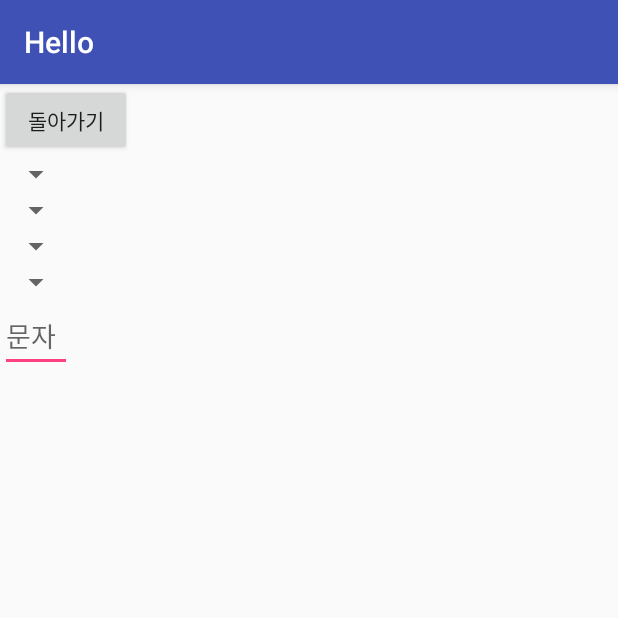
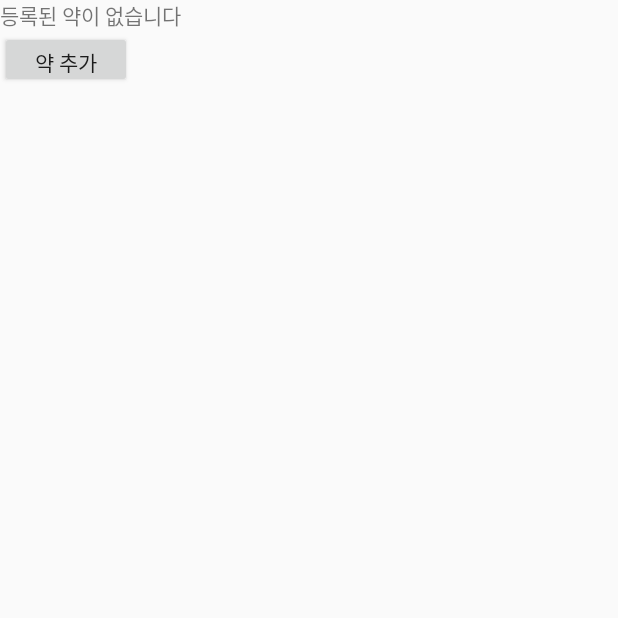
Before and after one commit to newyj94/The-Fianl, an Android app: the NewActivity3 screen opened directly, with no data from a screen before it, on a phone screen of 412 x 824 dp, the top half of it. Run offline under Robolectric (Android 15) with nearby library versions, the phone set to English and light mode, and no system bars.

Commit message:
db조금되는것들

```diff
--- a/app/src/main/AndroidManifest.xml
+++ b/app/src/main/AndroidManifest.xml
@@ -21,6 +21,10 @@
         <activity android:name=".NewActivity3"></activity>
         <activity android:name=".NewActivity4"></activity>
         <activity android:name=".NewActivity5"></activity>
+        <activity android:name=".NewActivity1_3"></activity>
+        <activity android:name=".NewActivity3_1"
+            android:label="@string/act_med_form">
+        </activity>
     </application>
 
 </manifest>
--- /dev/null
+++ b/app/src/main/java/org/androidtown/hello/DBHelper.java
@@ -0,0 +1,22 @@
+package org.androidtown.hello;
+
+
+import android.content.Context;
+import android.database.sqlite.SQLiteDatabase;
+import android.database.sqlite.SQLiteDatabaseCorruptException;
+import android.database.sqlite.SQLiteOpenHelper;
+
+public class DBHelper extends SQLiteOpenHelper{
+    public DBHelper(Context context){
+        super(context,"myDB",null,1);
+    }
+    public void onCreate(SQLiteDatabase data){
+        data.execSQL("CREATE TABLE customer(name TEXT PRIMARY KEY,"+" medicine TEXT AUTO INCREMENT);");
+    }
+    public void onUpgrade(SQLiteDatabase data, int oldVersion, int newVersion){
+        data.execSQL("DROP TABLE IF EXISTS medicine");
+        onCreate(data);
+
+    }
+
+}
--- a/app/src/main/java/org/androidtown/hello/NewActivity.java
+++ b/app/src/main/java/org/androidtown/hello/NewActivity.java
@@ -1,5 +1,6 @@
 package org.androidtown.hello;
 
+import android.content.Intent;
 import android.os.Bundle;
 import android.support.v7.app.AppCompatActivity;
 import android.view.View;
@@ -13,8 +14,9 @@ public class NewActivity extends AppCompatActivity {
         setContentView(R.layout.activity_new);
 
     }
-public void onBackButtonClicked(View v) {
-    Toast.makeText(getApplicationContext(), " 버튼이 눌렸어요.", Toast.LENGTH_LONG).show();
+public void onButton1_3Clicked(View v) {
+    Intent intent = new Intent(getApplicationContext(),NewActivity1_3.class);
+    startActivity(intent);
     finish();
 }
 }
--- a/app/src/main/java/org/androidtown/hello/NewActivity3.java
+++ b/app/src/main/java/org/androidtown/hello/NewActivity3.java
@@ -1,21 +1,78 @@
 package org.androidtown.hello;
 
+import android.app.Activity;
 import android.content.Intent;
+import android.database.Cursor;
+import android.database.sqlite.SQLiteException;
+import android.graphics.Color;
 import android.os.Bundle;
 import android.support.v7.app.AppCompatActivity;
+import android.support.v7.widget.LinearLayoutCompat;
 import android.view.View;
+import android.widget.Button;
+import android.widget.LinearLayout;
+import android.widget.TextView;
 import android.widget.Toast;
+import android.content.Context;
+import android.database.sqlite.SQLiteDatabase;
+import android.database.sqlite.SQLiteDatabaseCorruptException;
+import android.database.sqlite.SQLiteOpenHelper;
 
-public class NewActivity3 extends AppCompatActivity {
+public class NewActivity3 extends Activity implements View.OnClickListener {
 
     @Override
     protected void onCreate(Bundle savedInstanceState) {
         super.onCreate(savedInstanceState);
         setContentView(R.layout.activity_new3);
+         String dbName = "medicine.db";
+        setTitle("내 약정보");
+
+        LinearLayout layout =(LinearLayout) findViewById(R.id.customer);
+        int i = 0;
+        try{
+            DBHelper dbhp = new DBHelper(this);
+            SQLiteDatabase sdb = dbhp.getReadableDatabase();
+            Cursor cursor = sdb.rawQuery("Select name, medicine from customer",null);
+
+            while(cursor.moveToNext()){
+                String name = cursor.getString(0);
+                String medicine = cursor.getString(1);
+
+                TextView tv_list = new TextView(this);
+                tv_list.append(name);
+                tv_list.setTextSize(20);
+                tv_list.setTextColor(Color.rgb(255,255,0));
+                tv_list.setBackgroundColor(Color.rgb(0,0,255));
+                layout.addView(tv_list);
+
+                TextView tv_list2 = new TextView(this);
+
+                tv_list2.append(medicine + "\n");
+                layout.addView(tv_list2);
+                i++;
+            }
+            if(i==0){
+                TextView tv_desc = new TextView(this);
+                tv_desc.append("등록된 약이 없습니다");
+                layout.addView(tv_desc);
+            }
+            cursor.close();
+            dbhp.close();
+        }catch (SQLiteException e) {
+            TextView tv_err = new TextView(this);
+            tv_err.append(e.getMessage());
+            layout.addView(tv_err);
+        }
+        Button btn = (Button)findViewById(R.id.Button_medicine_plus);
+        btn.setOnClickListener(this);
     }
 
-    public void onBackButtonClicked(View v) {
-        Toast.makeText(getApplicationContext(), "돌아가기 버튼이 눌렸어요.", Toast.LENGTH_LONG).show();
+
+    public void onClick(View v) {
+       Intent it = new Intent(this, NewActivity3_1.class);
+        startActivity(it);
         finish();
+
     }
+
 }
--- a/app/src/main/res/layout/activity_main.xml
+++ b/app/src/main/res/layout/activity_main.xml
@@ -22,7 +22,7 @@
         android:layout_gravity="center"
         android:layout_margin="10dp"
         android:onClick="onButton2Clicked"
-        android:text="알람 " />
+        android:text="알람" />
 
     <Button
         android:id="@+id/button3"
--- a/app/src/main/res/layout/activity_new3.xml
+++ b/app/src/main/res/layout/activity_new3.xml
@@ -1,76 +1,24 @@
+<?xml version="1.0" encoding="utf-8"?>
 <LinearLayout xmlns:android="http://schemas.android.com/apk/res/android"
 
-    xmlns:tools="http://schemas.android.com/tools"
     android:layout_width="match_parent"
-    android:layout_height="wrap_content"
-    android:baselineAligned="false"
-    android:orientation="vertical"
-    >
+    android:layout_height="match_parent"
+    android:orientation="vertical">
+
+    <LinearLayout
+        android:id="@+id/customer"
+        android:orientation="vertical"
+        android:layout_width="fill_parent"
+        android:layout_height="wrap_content"
+    ></LinearLayout>
 
     <Button
-        android:id= "@+id/backButton"
+        android:id="@+id/Button_medicine_plus"
         android:layout_width="wrap_content"
-        android:layout_height="wrap_content"
-        android:onClick="onBackButtonClicked"
-        android:text= "돌아가기"
-        tools:ignore="HardcodedText" />
+        android:layout_height="38dp"
+        android:text="약 추가"
+        android:visibility="visible" />
 
-    <TableLayout
-        android:layout_width="match_parent"
-        android:layout_height="match_parent"
-      >
 
-        <TableRow
-            android:layout_width="match_parent"
-            android:layout_height="match_parent" >
 
-            <Spinner
-                android:id="@+id/spinner"
-                android:layout_width="match_parent"
-                android:layout_height="wrap_content" />
-        </TableRow>
-
-        <TableRow
-            android:layout_width="match_parent"
-            android:layout_height="match_parent" >
-
-            <Spinner
-                android:id="@+id/spinner2"
-                android:layout_width="match_parent"
-                android:layout_height="wrap_content" />
-        </TableRow>
-
-        <TableRow
-            android:layout_width="match_parent"
-            android:layout_height="match_parent" >
-
-            <Spinner
-                android:id="@+id/spinner4"
-                android:layout_width="match_parent"
-                android:layout_height="wrap_content" />
-        </TableRow>
-
-        <TableRow
-            android:layout_width="match_parent"
-            android:layout_height="match_parent" >
-
-            <Spinner
-                android:id="@+id/spinner3"
-                android:layout_width="match_parent"
-                android:layout_height="wrap_content" />
-        </TableRow>
-
-        <TableRow
-            android:layout_width="match_parent"
-            android:layout_height="match_parent" >
-
-            <EditText
-                android:id="@+id/medinameInput"
-                android:layout_width="match_parent"
-                android:layout_height="wrap_content"
-                android:inputType="textCapWords"
-                android:hint="문자"/>
-        </TableRow>
-    </TableLayout>
-
-</LinearLayout>
+    </LinearLayout>
--- a/app/src/main/res/layout/activity_new5.xml
+++ b/app/src/main/res/layout/activity_new5.xml
@@ -1,7 +1,7 @@
 <LinearLayout xmlns:android="http://schemas.android.com/apk/res/android"
-
     android:layout_width="match_parent"
     android:layout_height="match_parent"
+
    >
 
     <Button
```
Also changed, not shown: app/src/main/java/org/androidtown/hello/NewActivity1_3.java (added, +67 -0 lines), app/src/main/java/org/androidtown/hello/NewActivity3_1.java (added, +65 -0 lines), app/src/main/java/org/androidtown/hello/SpinnerList.java (added, +34 -0 lines), app/src/main/java/org/androidtown/hello/db.java (added, +28 -0 lines), app/src/main/res/layout/activity_new.xml (+4 -3 lines), app/src/main/res/layout/activity_new1_3.xml (added, +54 -0 lines), app/src/main/res/layout/activity_new3_1.xml (added, +20 -0 lines), app/src/main/res/layout/join_form.xml (added, +53 -0 lines), app/src/main/res/values/strings.xml (+6 -1 lines), app/src/main/res/layout/activity_new2.xml (indentation only).
